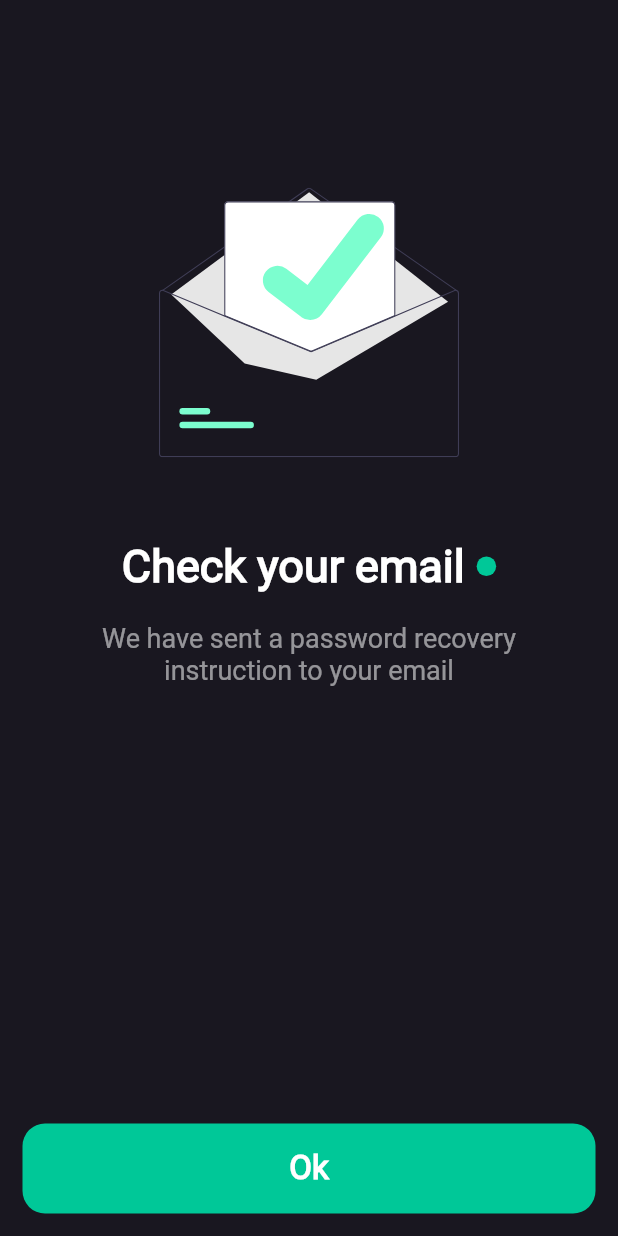
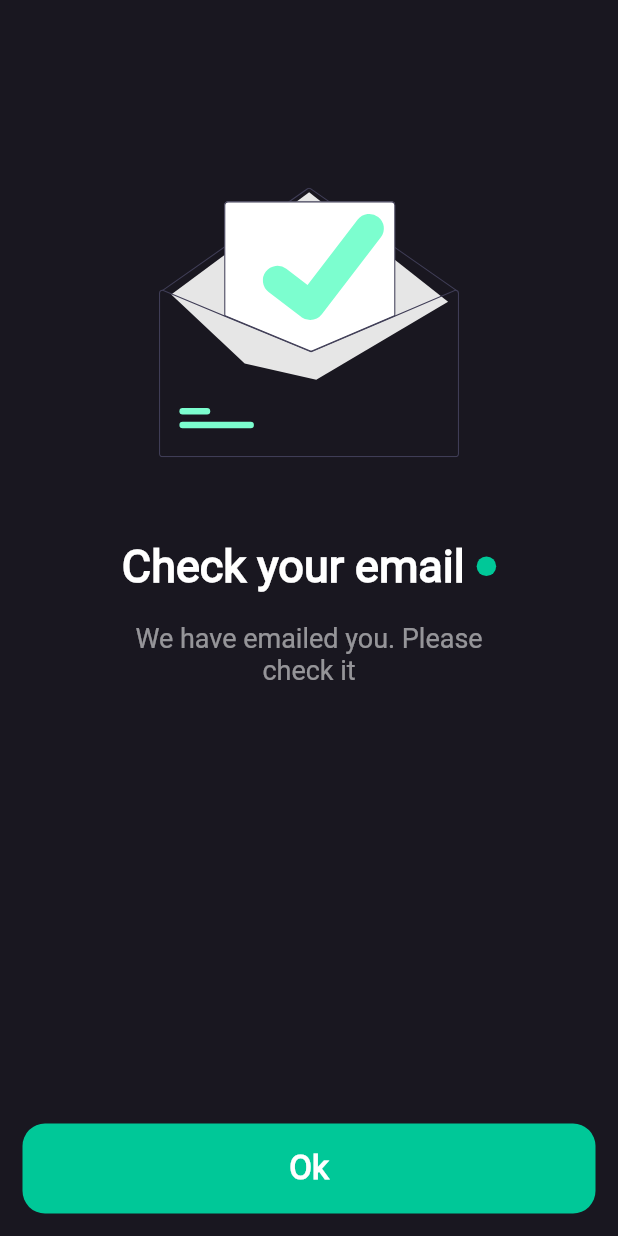
Before and after one commit to JanDongGun/Konnect, a Flutter app: the CheckMailPage screen opened by its route, on a phone screen of 412 x 824 dp. Run offline on Flutter 3.47's test engine with Material 2 defaults, Android fonts, the phone set to English and light mode, and no system bars; our stand-ins replace cloud_firestore, firebase_auth, firebase_core, firebase_storage, flutter_spinkit, flutter_svg and 1 more; accounts and stored records are empty.

Commit message:
update cmt

```diff
--- a/lib/pages/checkmail.dart
+++ b/lib/pages/checkmail.dart
@@ -78,7 +78,7 @@ class CheckMailPage extends StatelessWidget {
           Container(
             padding: EdgeInsets.symmetric(horizontal: 50),
             child: Text(
-              "We have sent a password recovery instruction to your email",
+              "We have emailed you. Please check it",
               style: TextStyle(
                 fontFamily: "Roboto",
                 fontSize: 18,
```
